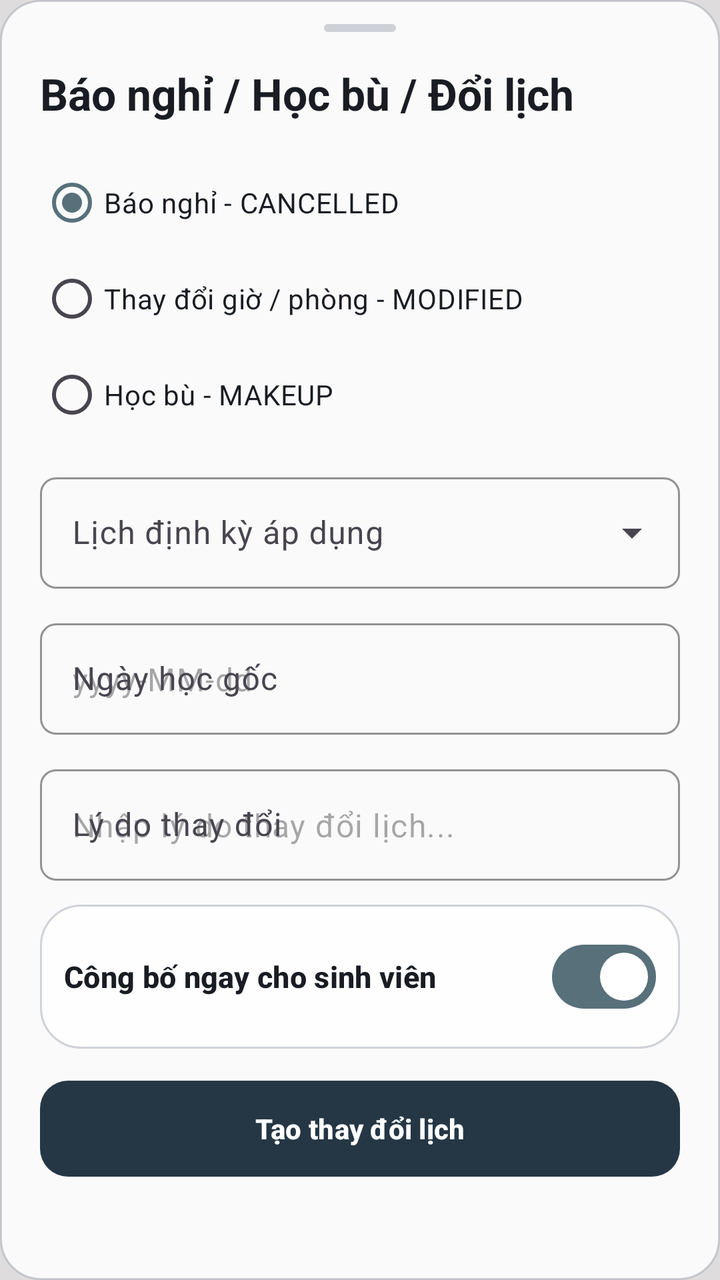
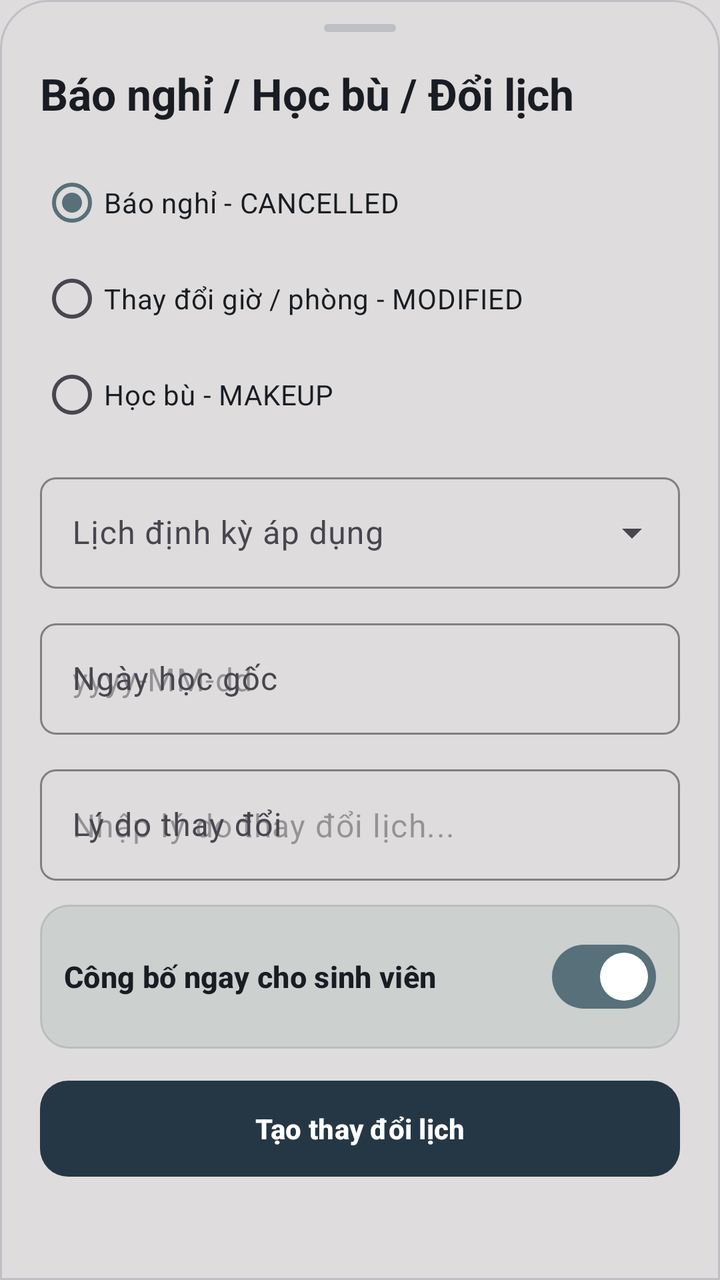

Compare the two renders of this Android layout. The source of the first and the diff that turns it into the second are given below.
<!-- AndroidManifest.xml: application theme Theme.UniClassApp -->
<!-- res/layout/bottom_sheet_create_schedule_exception.xml -->
<?xml version="1.0" encoding="utf-8"?>
<androidx.core.widget.NestedScrollView xmlns:android="http://schemas.android.com/apk/res/android"
    xmlns:app="http://schemas.android.com/apk/res-auto"
    android:layout_width="match_parent"
    android:layout_height="wrap_content"
    android:fillViewport="true">

    <LinearLayout
        android:layout_width="match_parent"
        android:layout_height="wrap_content"
        android:background="@drawable/bg_surface_card"
        android:orientation="vertical"
        android:paddingHorizontal="@dimen/space_20"
        android:paddingTop="@dimen/space_12"
        android:paddingBottom="@dimen/space_24">

        
        <View
            android:id="@+id/viewDragHandle"
            android:layout_width="36dp"
            android:layout_height="4dp"
            android:layout_gravity="center_horizontal"
            android:background="@drawable/bg_drag_handle" />

        
        <TextView
            android:id="@+id/tvExceptionTitleHeader"
            style="@style/TextAppearance.EduLens.Headline"
            android:layout_width="match_parent"
            android:layout_height="wrap_content"
            android:layout_marginTop="@dimen/space_16"
            android:text="@string/bottom_sheet_create_schedule_exception_title" />

        
        <RadioGroup
            android:id="@+id/rgExceptionType"
            android:layout_width="match_parent"
            android:layout_height="wrap_content"
            android:layout_marginTop="@dimen/space_16"
            android:orientation="vertical">

            <RadioButton
                android:id="@+id/rbCancelled"
                android:layout_width="match_parent"
                android:layout_height="wrap_content"
                android:checked="true"
                android:text="@string/rb_exception_cancelled"
                android:textColor="@color/text_primary"
                android:textSize="14sp" />

            <RadioButton
                android:id="@+id/rbModified"
                android:layout_width="match_parent"
                android:layout_height="wrap_content"
                android:text="@string/rb_exception_modified"
                android:textColor="@color/text_primary"
                android:textSize="14sp" />

            <RadioButton
                android:id="@+id/rbMakeup"
                android:layout_width="match_parent"
                android:layout_height="wrap_content"
                android:text="@string/rb_exception_makeup"
                android:textColor="@color/text_primary"
                android:textSize="14sp" />
        </RadioGroup>

        
        <com.google.android.material.textfield.TextInputLayout
            android:id="@+id/tilClassSchedule"
            style="@style/Widget.Material3.TextInputLayout.OutlinedBox.ExposedDropdownMenu"
            android:layout_width="match_parent"
            android:layout_height="wrap_content"
            android:layout_marginTop="@dimen/space_12"
            android:hint="@string/label_select_schedule"
            app:boxCornerRadiusBottomEnd="@dimen/radius_sm"
            app:boxCornerRadiusBottomStart="@dimen/radius_sm"
            app:boxCornerRadiusTopEnd="@dimen/radius_sm"
            app:boxCornerRadiusTopStart="@dimen/radius_sm"
            app:boxStrokeColor="@color/color_primary">

            <AutoCompleteTextView
                android:id="@+id/spClassSchedule"
                android:layout_width="match_parent"
                android:layout_height="wrap_content"
                android:inputType="none"
                android:textColor="@color/text_primary" />
        </com.google.android.material.textfield.TextInputLayout>

        
        <com.google.android.material.textfield.TextInputLayout
            android:id="@+id/tilOriginalDate"
            style="@style/Widget.Material3.TextInputLayout.OutlinedBox"
            android:layout_width="match_parent"
            android:layout_height="wrap_content"
            android:layout_marginTop="@dimen/space_12"
            android:hint="@string/label_original_date"
            app:boxCornerRadiusBottomEnd="@dimen/radius_sm"
            app:boxCornerRadiusBottomStart="@dimen/radius_sm"
            app:boxCornerRadiusTopEnd="@dimen/radius_sm"
            app:boxCornerRadiusTopStart="@dimen/radius_sm"
            app:boxStrokeColor="@color/color_primary">

            <com.google.android.material.textfield.TextInputEditText
                android:id="@+id/edtOriginalDate"
                android:layout_width="match_parent"
                android:layout_height="wrap_content"
                android:clickable="true"
                android:cursorVisible="false"
                android:focusable="false"
                android:hint="yyyy-MM-dd"
                android:textColor="@color/text_primary" />
        </com.google.android.material.textfield.TextInputLayout>

        
        <com.google.android.material.textfield.TextInputLayout
            android:id="@+id/tilOccurrenceDate"
            style="@style/Widget.Material3.TextInputLayout.OutlinedBox"
            android:layout_width="match_parent"
            android:layout_height="wrap_content"
            android:layout_marginTop="@dimen/space_12"
            android:hint="@string/label_occurrence_date"
            android:visibility="gone"
            app:boxCornerRadiusBottomEnd="@dimen/radius_sm"
            app:boxCornerRadiusBottomStart="@dimen/radius_sm"
            app:boxCornerRadiusTopEnd="@dimen/radius_sm"
            app:boxCornerRadiusTopStart="@dimen/radius_sm"
            app:boxStrokeColor="@color/color_primary">

            <com.google.android.material.textfield.TextInputEditText
                android:id="@+id/edtOccurrenceDate"
                android:layout_width="match_parent"
                android:layout_height="wrap_content"
                android:clickable="true"
                android:cursorVisible="false"
                android:focusable="false"
                android:hint="yyyy-MM-dd"
                android:textColor="@color/text_primary" />
        </com.google.android.material.textfield.TextInputLayout>

        
        <LinearLayout
            android:id="@+id/llTimeRoom"
            android:layout_width="match_parent"
            android:layout_height="wrap_content"
            android:orientation="vertical"
            android:visibility="gone">

            <LinearLayout
                android:layout_width="match_parent"
                android:layout_height="wrap_content"
                android:layout_marginTop="@dimen/space_12"
                android:orientation="horizontal">

                <com.google.android.material.textfield.TextInputLayout
                    android:id="@+id/tilStartTime"
                    style="@style/Widget.Material3.TextInputLayout.OutlinedBox"
                    android:layout_width="0dp"
                    android:layout_height="wrap_content"
                    android:layout_marginEnd="@dimen/space_4"
                    android:layout_weight="1"
                    android:hint="@string/label_start_time"
                    app:boxCornerRadiusBottomEnd="@dimen/radius_sm"
                    app:boxCornerRadiusBottomStart="@dimen/radius_sm"
                    app:boxCornerRadiusTopEnd="@dimen/radius_sm"
                    app:boxCornerRadiusTopStart="@dimen/radius_sm"
                    app:boxStrokeColor="@color/color_primary">

                    <com.google.android.material.textfield.TextInputEditText
                        android:id="@+id/edtStartTime"
                        android:layout_width="match_parent"
                        android:layout_height="wrap_content"
                        android:clickable="true"
                        android:cursorVisible="false"
                        android:focusable="false"
                        android:hint="07:30"
                        android:textColor="@color/text_primary" />
                </com.google.android.material.textfield.TextInputLayout>

                <com.google.android.material.textfield.TextInputLayout
                    android:id="@+id/tilEndTime"
                    style="@style/Widget.Material3.TextInputLayout.OutlinedBox"
                    android:layout_width="0dp"
                    android:layout_height="wrap_content"
                    android:layout_marginStart="@dimen/space_4"
                    android:layout_weight="1"
                    android:hint="@string/label_end_time"
                    app:boxCornerRadiusBottomEnd="@dimen/radius_sm"
                    app:boxCornerRadiusBottomStart="@dimen/radius_sm"
                    app:boxCornerRadiusTopEnd="@dimen/radius_sm"
                    app:boxCornerRadiusTopStart="@dimen/radius_sm"
                    app:boxStrokeColor="@color/color_primary">

                    <com.google.android.material.textfield.TextInputEditText
                        android:id="@+id/edtEndTime"
                        android:layout_width="match_parent"
                        android:layout_height="wrap_content"
                        android:clickable="true"
                        android:cursorVisible="false"
                        android:focusable="false"
                        android:hint="11:30"
                        android:textColor="@color/text_primary" />
                </com.google.android.material.textfield.TextInputLayout>
            </LinearLayout>

            <com.google.android.material.textfield.TextInputLayout
                android:id="@+id/tilRoom"
                style="@style/Widget.Material3.TextInputLayout.OutlinedBox"
                android:layout_width="match_parent"
                android:layout_height="wrap_content"
                android:layout_marginTop="@dimen/space_12"
                android:hint="@string/label_room"
                app:boxCornerRadiusBottomEnd="@dimen/radius_sm"
                app:boxCornerRadiusBottomStart="@dimen/radius_sm"
                app:boxCornerRadiusTopEnd="@dimen/radius_sm"
                app:boxCornerRadiusTopStart="@dimen/radius_sm"
                app:boxStrokeColor="@color/color_primary">

                <com.google.android.material.textfield.TextInputEditText
                    android:id="@+id/edtRoom"
                    android:layout_width="match_parent"
                    android:layout_height="wrap_content"
                    android:hint="Ví dụ: B3.10"
                    android:inputType="textCapCharacters"
                    android:maxLines="1"
                    android:textColor="@color/text_primary" />
            </com.google.android.material.textfield.TextInputLayout>
        </LinearLayout>

        
        <com.google.android.material.textfield.TextInputLayout
            android:id="@+id/tilReason"
            style="@style/Widget.Material3.TextInputLayout.OutlinedBox"
            android:layout_width="match_parent"
            android:layout_height="wrap_content"
            android:layout_marginTop="@dimen/space_12"
            android:hint="@string/label_exception_reason"
            app:boxCornerRadiusBottomEnd="@dimen/radius_sm"
            app:boxCornerRadiusBottomStart="@dimen/radius_sm"
            app:boxCornerRadiusTopEnd="@dimen/radius_sm"
            app:boxCornerRadiusTopStart="@dimen/radius_sm"
            app:boxStrokeColor="@color/color_primary">

            <com.google.android.material.textfield.TextInputEditText
                android:id="@+id/edtReason"
                android:layout_width="match_parent"
                android:layout_height="wrap_content"
                android:hint="Nhập lý do thay đổi lịch..."
                android:inputType="textCapSentences"
                android:maxLines="3"
                android:textColor="@color/text_primary" />
        </com.google.android.material.textfield.TextInputLayout>

        
        <LinearLayout
            android:layout_width="match_parent"
            android:layout_height="wrap_content"
            android:layout_marginTop="@dimen/space_12"
            android:background="@drawable/bg_surface_card"
            android:gravity="center_vertical"
            android:orientation="horizontal"
            android:padding="@dimen/space_12">

            <TextView
                style="@style/TextAppearance.EduLens.Subtitle"
                android:layout_width="0dp"
                android:layout_height="wrap_content"
                android:layout_marginEnd="@dimen/space_8"
                android:layout_weight="1"
                android:text="@string/switch_auto_publish"
                android:textColor="@color/text_primary" />

            <com.google.android.material.materialswitch.MaterialSwitch
                android:id="@+id/switchAutoPublish"
                android:layout_width="wrap_content"
                android:layout_height="wrap_content"
                android:checked="true" />
        </LinearLayout>

        
        <ProgressBar
            android:id="@+id/pbLoading"
            android:layout_width="wrap_content"
            android:layout_height="wrap_content"
            android:layout_gravity="center_horizontal"
            android:layout_marginTop="@dimen/space_12"
            android:visibility="gone" />

        
        <com.google.android.material.button.MaterialButton
            android:id="@+id/btnSubmitException"
            style="@style/Widget.EduLens.Button.Filled"
            android:layout_width="match_parent"
            android:layout_height="@dimen/button_height_lg"
            android:layout_marginTop="@dimen/space_16"
            android:text="@string/btn_submit_exception" />
    </LinearLayout>
</androidx.core.widget.NestedScrollView>
<!-- resources referenced by this layout -->
<resources>
  <color name="color_primary">#253745</color>
  <color name="text_primary">@color/uc_text_primary</color>
  <dimen name="button_height_lg">48dp</dimen>
  <dimen name="radius_sm">8dp</dimen>
  <dimen name="space_12">12dp</dimen>
  <dimen name="space_16">16dp</dimen>
  <dimen name="space_20">20dp</dimen>
  <dimen name="space_24">24dp</dimen>
  <dimen name="space_4">4dp</dimen>
  <dimen name="space_8">8dp</dimen>
  <!-- drawable bg_drag_handle (drawable) -->
  <?xml version="1.0" encoding="utf-8"?>
  <shape xmlns:android="http://schemas.android.com/apk/res/android"
      android:shape="rectangle">
      <corners android:radius="@dimen/radius_pill" />
      <solid android:color="@color/outline_border" />
      <size
          android:width="36dp"
          android:height="4dp" />
  </shape>
  <!-- drawable bg_surface_card (drawable) -->
  <?xml version="1.0" encoding="utf-8"?>
  <shape xmlns:android="http://schemas.android.com/apk/res/android"
      android:shape="rectangle">
      <solid android:color="@color/uc_surface_card" />
      <stroke
          android:width="1dp"
          android:color="@color/uc_border_card" />
      <corners android:radius="20dp" />
  </shape>
  <string name="bottom_sheet_create_schedule_exception_title">Báo nghỉ / Học bù / Đổi lịch</string>
  <string name="btn_submit_exception">Tạo thay đổi lịch</string>
  <string name="label_end_time">Giờ kết thúc</string>
  <string name="label_exception_reason">Lý do thay đổi</string>
  <string name="label_occurrence_date">Ngày học bù</string>
  <string name="label_original_date">Ngày học gốc</string>
  <string name="label_room">Phòng học</string>
  <string name="label_select_schedule">Lịch định kỳ áp dụng</string>
  <string name="label_start_time">Giờ bắt đầu</string>
  <string name="rb_exception_cancelled">Báo nghỉ - CANCELLED</string>
  <string name="rb_exception_makeup">Học bù - MAKEUP</string>
  <string name="rb_exception_modified">Thay đổi giờ / phòng - MODIFIED</string>
  <string name="switch_auto_publish">Công bố ngay cho sinh viên</string>
  <style name="TextAppearance.EduLens.Headline" parent="TextAppearance.Material3.HeadlineSmall">
          <item name="android:textSize">22sp</item>
          <item name="android:textStyle">bold</item>
          <item name="android:textColor">@color/text_primary</item>
      </style>
  <style name="TextAppearance.EduLens.Subtitle" parent="TextAppearance.Material3.TitleSmall">
          <item name="android:textSize">15sp</item>
          <item name="android:textStyle">bold</item>
          <item name="android:textColor">@color/text_primary</item>
      </style>
  <style name="Theme.UniClassApp" parent="Base.Theme.UniClassApp" />
  <color name="uc_text_primary">#191D23</color>
  <dimen name="radius_pill">999dp</dimen>
  <color name="outline_border">@color/uc_border_card</color>
  <color name="uc_surface_card">#D9FFFFFF</color>
  <color name="uc_border_card">#73989DAA</color>
  <dimen name="button_height_md">40dp</dimen>
  <color name="uc_btn_primary_bg">#253745</color>
  <color name="uc_btn_primary_text">#FFFFFF</color>
  <color name="p2_teal">#57707A</color>
  <color name="p2_lavender">#C5BAC4</color>
  <color name="uc_bg_canvas">#DEDCDC</color>
  <color name="color_error">#DC2626</color>
  <!-- unchanged entries left out for length: 2 -->
</resources>

<!-- the commit's change to res/layout/bottom_sheet_create_schedule_exception.xml (unified diff, before → after) -->
@@ -8,7 +8,7 @@
     <LinearLayout
         android:layout_width="match_parent"
         android:layout_height="wrap_content"
-        android:background="@drawable/bg_surface_card"
+        android:background="@drawable/bg_unified_bottom_sheet"
         android:orientation="vertical"
         android:paddingHorizontal="@dimen/space_20"
         android:paddingTop="@dimen/space_12"
@@ -256,7 +256,7 @@
             android:layout_width="match_parent"
             android:layout_height="wrap_content"
             android:layout_marginTop="@dimen/space_12"
-            android:background="@drawable/bg_surface_card"
+            android:background="@drawable/bg_feedback_box"
             android:gravity="center_vertical"
             android:orientation="horizontal"
             android:padding="@dimen/space_12">
<!-- resource entries referenced after the edit -->
@@ -20,15 +20,27 @@
           android:width="36dp"
           android:height="4dp" />
   </shape>
-  <!-- drawable bg_surface_card (drawable) -->
+  <!-- drawable bg_feedback_box (drawable) -->
   <?xml version="1.0" encoding="utf-8"?>
   <shape xmlns:android="http://schemas.android.com/apk/res/android"
       android:shape="rectangle">
-      <solid android:color="@color/uc_surface_card" />
+      <solid android:color="@color/uc_surface_elevated" />
       <stroke
           android:width="1dp"
           android:color="@color/uc_border_card" />
-      <corners android:radius="20dp" />
+      <corners android:radius="14dp" />
+  </shape>
+  <!-- drawable bg_unified_bottom_sheet (drawable) -->
+  <?xml version="1.0" encoding="utf-8"?>
+  <shape xmlns:android="http://schemas.android.com/apk/res/android"
+      android:shape="rectangle">
+      <solid android:color="@color/uc_bg_bottom_nav" />
+      <corners
+          android:topLeftRadius="24dp"
+          android:topRightRadius="24dp" />
+      <stroke
+          android:width="1dp"
+          android:color="@color/uc_border_card" />
   </shape>
   <string name="bottom_sheet_create_schedule_exception_title">Báo nghỉ / Học bù / Đổi lịch</string>
   <string name="btn_submit_exception">Tạo thay đổi lịch</string>
@@ -57,8 +69,9 @@
   <color name="uc_text_primary">#191D23</color>
   <dimen name="radius_pill">999dp</dimen>
   <color name="outline_border">@color/uc_border_card</color>
-  <color name="uc_surface_card">#D9FFFFFF</color>
+  <color name="uc_surface_elevated">#CCD0CF</color>
   <color name="uc_border_card">#73989DAA</color>
+  <color name="uc_bg_bottom_nav">@color/uc_bg_canvas</color>
   <dimen name="button_height_md">40dp</dimen>
   <color name="uc_btn_primary_bg">#253745</color>
   <color name="uc_btn_primary_text">#FFFFFF</color>
